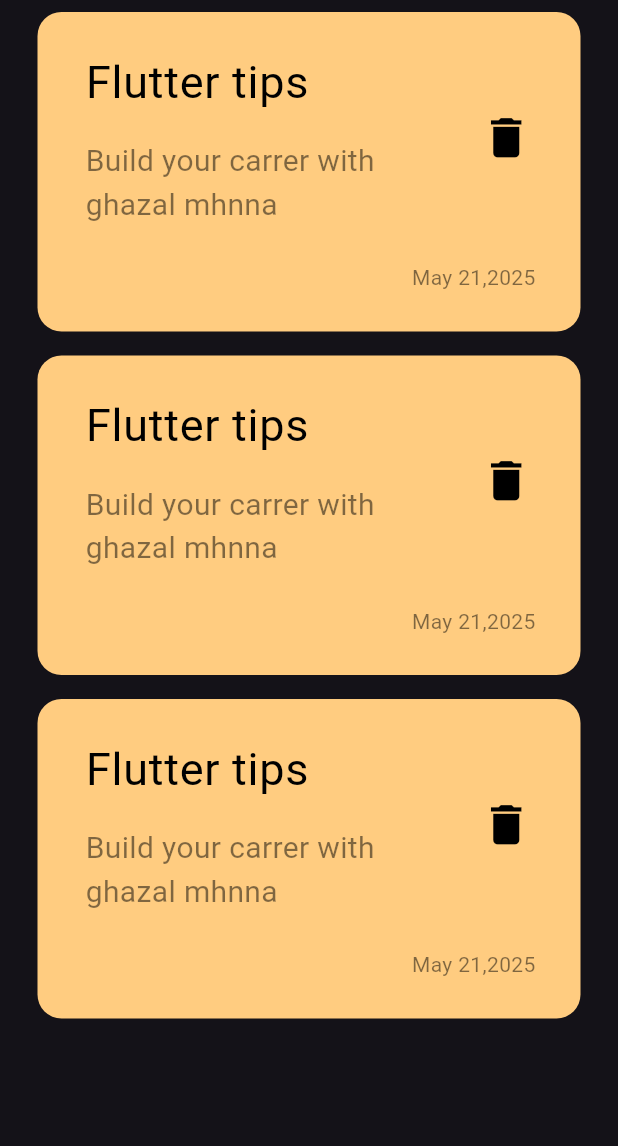
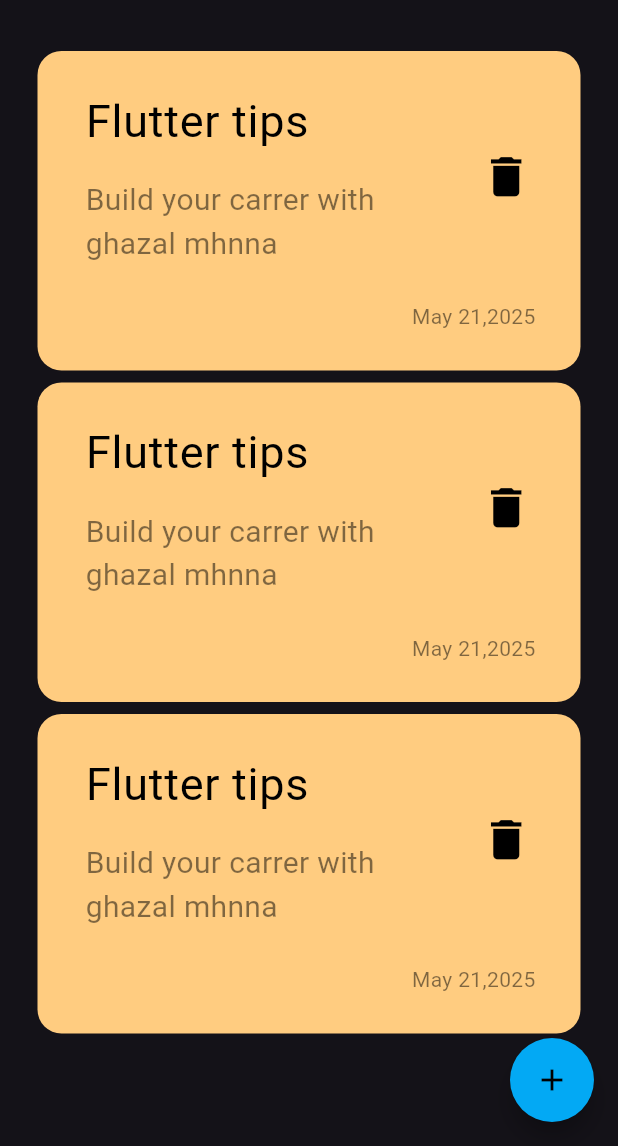
Before and after one commit to ghazalmhnna13-gif/notes_app, a Flutter app: the screen it shows after launch, on a phone screen of 412 x 824 dp, the part 90-1236 px from its top. Run offline on Flutter 3.47's test engine with Material 3 defaults, Android fonts, the phone set to English and light mode, and no system bars.

Commit message:
add floating action button

```diff
--- a/lib/views/notes_view.dart
+++ b/lib/views/notes_view.dart
@@ -3,11 +3,19 @@ import 'package:music_notes_player_app_setup/widgets/notes_views_body.dart';
 
 class NotesView extends StatelessWidget {
   const NotesView({super.key});
-
   @override
   Widget build(BuildContext context) {
-    return const Scaffold(
-      body: NotesViewBody()
+    return Scaffold(
+      body: const NotesViewBody(),
+
+      floatingActionButton: FloatingActionButton(
+          shape: const CircleBorder(),
+          backgroundColor: Colors.lightBlue,
+          child: const Icon(
+            Icons.add,
+            color: Colors.black,
+          ),
+          onPressed: () {}),
     );
   }
 }
--- a/lib/widgets/custom_app_bar.dart
+++ b/lib/widgets/custom_app_bar.dart
@@ -8,7 +8,9 @@ class CustomAppBar extends StatelessWidget {
 
   @override
   Widget build(BuildContext context) {
-    return const Row(
+    return const Padding(
+      padding:  EdgeInsets.only(bottom: 30),
+      child:  Row(
         mainAxisAlignment: MainAxisAlignment.spaceBetween,
         children: [
           Text(
@@ -17,6 +19,7 @@ class CustomAppBar extends StatelessWidget {
           ),
           customSearchIcon()
         ],
+      ),
     );
   }
 }
--- a/lib/widgets/custom_note_item.dart
+++ b/lib/widgets/custom_note_item.dart
@@ -6,7 +6,7 @@ class NoteItem extends StatelessWidget {
   @override
   Widget build(BuildContext context) {
     return Padding(
-      padding: const EdgeInsets.symmetric(vertical: 8),
+      padding: const EdgeInsets.symmetric(vertical: 4),
       child: Container(
         padding: const EdgeInsets.only(top: 16, bottom: 16, left: 16),
         decoration: BoxDecoration(
--- a/lib/widgets/notes_views_body.dart
+++ b/lib/widgets/notes_views_body.dart
@@ -1,6 +1,5 @@
 import 'package:flutter/material.dart';
 import 'package:music_notes_player_app_setup/widgets/custom_app_bar.dart';
-import 'package:music_notes_player_app_setup/widgets/custom_note_item.dart';
 import 'package:music_notes_player_app_setup/widgets/notes_list_view.dart';
 
 class NotesViewBody extends StatelessWidget {
```
Lines whose indentation alone changed are shown as unchanged.
